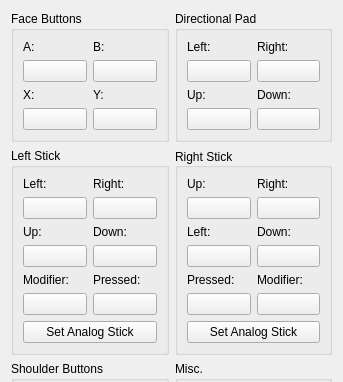
Before: the Qt Designer form src/yuzu/configuration/configure_input.ui in rorrim-rorrim/eden-alt, drawn with Qt 5; both pictures show x 0 to 343 and y 0 to 382 of the 343 by 677 pixel window.
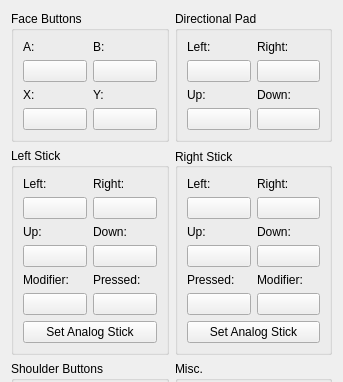
After: the same form once the commit is applied.

Commit message: yuzu: Fix stick UI direction order

The edit to the form file:
```diff
--- a/src/yuzu/configuration/configure_input.ui
+++ b/src/yuzu/configuration/configure_input.ui
@@ -472,7 +472,7 @@
           </property>
          </widget>
         </item>
-        <item row="1" column="0">
+        <item row="0" column="0">
          <layout class="QVBoxLayout" name="buttonRStickLeftVerticalLayout">
           <item>
            <widget class="QLabel" name="labelRStickLeft">
@@ -490,7 +490,7 @@
           </item>
          </layout>
         </item>
-        <item row="0" column="0">
+        <item row="1" column="0">
          <layout class="QVBoxLayout" name="buttonRStickUpVerticalLayout">
           <item>
            <widget class="QLabel" name="labelRStickUp">
```
